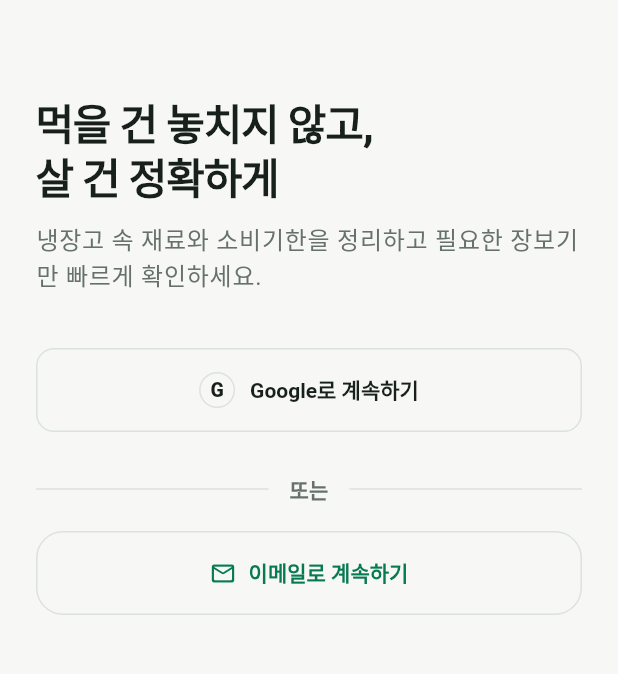
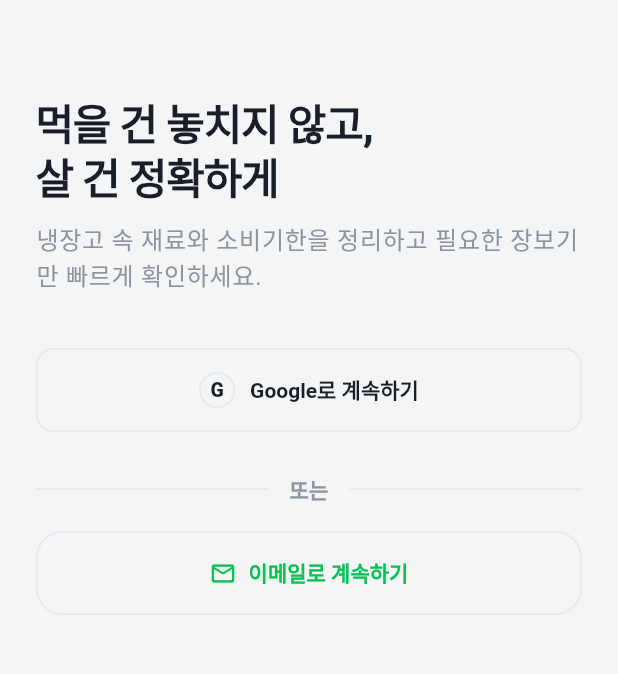
Before and after one commit to wookmin/moapp_Teamp, a Flutter app: the screen it shows after launch, on a phone screen of 412 x 824 dp, the part 90-764 px from its top. Run offline on Flutter 3.47's test engine with Material 3 defaults, Android fonts, the phone set to English and light mode, and no system bars; our stand-ins replace app_links, cloud_firestore, firebase_auth, firebase_core, firebase_storage, flutter_dotenv and 10 more; accounts and stored records are empty.

Commit message:
디자인 수정, 그린 테마

```diff
--- a/lib/screens/community/community_screen.dart
+++ b/lib/screens/community/community_screen.dart
@@ -247,14 +247,14 @@ class _CommunityPostCard extends StatelessWidget {
     switch (post.badge) {
       case '주의사항':
         return _CardStyle(
-          backgroundColor: const Color(0xFFFCEAEA),
-          accentColor: const Color(0xFFC0392B),
+          backgroundColor: const Color(0xFFFFEBEE),
+          accentColor: const Color(0xFFF04452),
           icon: Icons.warning_amber_rounded,
         );
       case '전문가 팁':
         return _CardStyle(
           backgroundColor: colorScheme.surface,
-          accentColor: const Color(0xFFD98A00),
+          accentColor: const Color(0xFFFF8800),
           icon: Icons.tips_and_updates_rounded,
         );
       default:
--- a/lib/screens/community/post_detail_screen.dart
+++ b/lib/screens/community/post_detail_screen.dart
@@ -395,7 +395,7 @@ class _LikeAndCountBar extends StatelessWidget {
     final theme = Theme.of(context);
     final colorScheme = theme.colorScheme;
     final likeColor = isLiked
-        ? const Color(0xFFE03A47)
+        ? const Color(0xFFF04452)
         : colorScheme.onSurfaceVariant;
     final scrapColor = isScrapped
         ? colorScheme.primary
--- a/lib/screens/profile/profile_screen.dart
+++ b/lib/screens/profile/profile_screen.dart
@@ -277,7 +277,7 @@ class _ProfileMenuTile extends StatelessWidget {
   Widget build(BuildContext context) {
     final colorScheme = Theme.of(context).colorScheme;
     final accent = menu.isDestructive
-        ? const Color(0xFFD9502B)
+        ? const Color(0xFFF04452)
         : colorScheme.primary;
 
     final leadingIcon = menu.actionKey == 'notifications'
@@ -293,7 +293,7 @@ class _ProfileMenuTile extends StatelessWidget {
                     right: -2,
                     child: DecoratedBox(
                       decoration: BoxDecoration(
-                        color: Color(0xFFE03A47),
+                        color: Color(0xFFF04452),
                         shape: BoxShape.circle,
                       ),
                       child: SizedBox.square(dimension: 9),
--- a/lib/theme/app_tokens.dart
+++ b/lib/theme/app_tokens.dart
@@ -1,21 +1,32 @@
 import 'package:flutter/material.dart';
 
 abstract final class AppColors {
-  static const brand = Color(0xFF087A52);
-  static const brandDark = Color(0xFF075D41);
-  static const brandSoft = Color(0xFFDDF3E9);
-  static const canvas = Color(0xFFF7F8F5);
+  // ── 브랜드 (프레시 그린) ──
+  static const brand = Color(0xFF0ABF53);
+  static const brandDark = Color(0xFF078A3C);
+  static const brandSoft = Color(0xFFE6F9EE);
+
+  // ── 배경 ──
+  static const canvas = Color(0xFFF4F5F7);
   static const surface = Color(0xFFFFFFFF);
-  static const surfaceMuted = Color(0xFFF0F3EF);
-  static const outline = Color(0xFFDCE2DD);
-  static const text = Color(0xFF17201B);
-  static const textMuted = Color(0xFF667169);
-  static const danger = Color(0xFFC64132);
-  static const dangerSoft = Color(0xFFFBE9E6);
-  static const warning = Color(0xFFAD7200);
-  static const warningSoft = Color(0xFFFFF2D6);
-  static const info = Color(0xFF256BC4);
-  static const infoSoft = Color(0xFFE4EFFD);
+  static const surfaceMuted = Color(0xFFF4F5F7);
+
+  // ── 테두리 ──
+  static const outline = Color(0xFFE5E8EB);
+
+  // ── 텍스트 ──
+  static const text = Color(0xFF191F28);
+  static const textMuted = Color(0xFF8B95A1);
+
+  // ── 시맨틱 ──
+  static const danger = Color(0xFFF04452);
+  static const dangerSoft = Color(0xFFFFEBEE);
+  static const warning = Color(0xFFFF8800);
+  static const warningSoft = Color(0xFFFFF3E0);
+  static const success = Color(0xFF0ABF53);
+  static const successSoft = Color(0xFFE6F9EE);
+  static const info = Color(0xFF3182F6);
+  static const infoSoft = Color(0xFFE8F3FF);
 }
 
 abstract final class AppSpacing {
--- a/lib/widgets/common_app_bar.dart
+++ b/lib/widgets/common_app_bar.dart
@@ -90,7 +90,7 @@ class _NotificationBell extends StatelessWidget {
                   width: 9,
                   height: 9,
                   decoration: BoxDecoration(
-                    color: const Color(0xFFE03A47),
+                    color: const Color(0xFFF04452),
                     shape: BoxShape.circle,
                     border: Border.all(
                       color: Theme.of(context).scaffoldBackgroundColor,
--- a/lib/widgets/empty_state_view.dart
+++ b/lib/widgets/empty_state_view.dart
@@ -42,7 +42,7 @@ class EmptyStateView extends StatelessWidget {
               child: Lottie.network(
                 lottieUrl!,
                 repeat: true,
-                errorBuilder: (_, __, ___) => Container(
+                errorBuilder: (_, e, ___) => Container(
                   width: 48,
                   height: 48,
                   decoration: BoxDecoration(
```
Also changed, not shown: lib/screens/dashboard/dashboard_screen.dart (+14 -15 lines), lib/screens/expiry_management/expiry_management_screen.dart (+25 -57 lines), lib/screens/notifications/notification_center_screen.dart (+6 -6 lines), lib/screens/shopping_recommendations/shopping_recommendations_screen.dart (+5 -5 lines), lib/services/in_app_notification_service.dart (+4 -4 lines), pubspec.yaml (+5 -2 lines).
